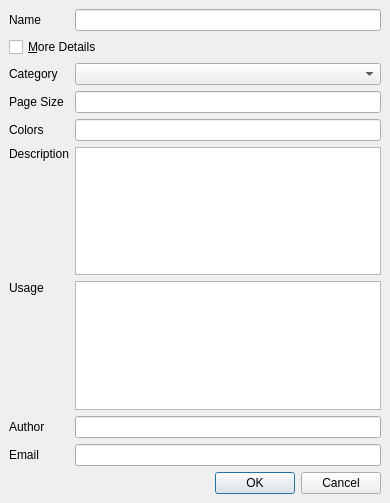
This is scribus/plugins/saveastemplateplugin/satdialog.ui in scribusproject/scribus as Qt 5 draws it before an edit. The edited form follows.
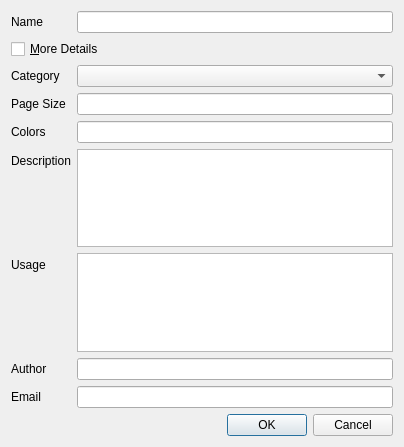
This is the edited form.

The edit to the form file:
```diff
--- a/scribus/plugins/saveastemplateplugin/satdialog.ui
+++ b/scribus/plugins/saveastemplateplugin/satdialog.ui
@@ -1,144 +1,159 @@
 <ui version="4.0" >
  <class>satdialog</class>
- <widget class="QDialog" name="satdialog" >
-  <property name="geometry" >
+ <widget class="QDialog" name="satdialog">
+  <property name="geometry">
    <rect>
     <x>0</x>
     <y>0</y>
-    <width>390</width>
-    <height>503</height>
+    <width>404</width>
+    <height>447</height>
    </rect>
   </property>
   <property name="windowTitle" >
    <string>Save as Template</string>
   </property>
-  <layout class="QGridLayout" >
-   <property name="margin" >
-    <number>9</number>
-   </property>
-   <property name="spacing" >
-    <number>6</number>
-   </property>
-   <item row="10" column="1" >
-    <widget class="QLineEdit" name="emailEdit" />
-   </item>
-   <item row="9" column="1" >
-    <widget class="QLineEdit" name="authorEdit" />
-   </item>
-   <item row="10" column="0" >
-    <widget class="QLabel" name="emailLabel" >
-     <property name="text" >
-      <string>Email</string>
-     </property>
-    </widget>
-   </item>
-   <item row="9" column="0" >
-    <widget class="QLabel" name="authorLabel" >
-     <property name="text" >
-      <string>Author</string>
-     </property>
-    </widget>
-   </item>
-   <item row="8" column="0" >
-    <spacer>
-     <property name="orientation" >
-      <enum>Qt::Vertical</enum>
-     </property>
-     <property name="sizeHint" >
-      <size>
-       <width>20</width>
-       <height>40</height>
-      </size>
-     </property>
-    </spacer>
-   </item>
-   <item row="6" column="0" >
-    <spacer>
-     <property name="orientation" >
-      <enum>Qt::Vertical</enum>
-     </property>
-     <property name="sizeHint" >
-      <size>
-       <width>20</width>
-       <height>40</height>
-      </size>
-     </property>
-    </spacer>
-   </item>
-   <item rowspan="2" row="7" column="1" >
-    <widget class="QTextEdit" name="usageEdit" />
-   </item>
-   <item rowspan="2" row="5" column="1" >
-    <widget class="QTextEdit" name="descrEdit" />
-   </item>
-   <item row="4" column="1" >
-    <widget class="QLineEdit" name="colorsEdit" />
-   </item>
-   <item row="3" column="1" >
-    <widget class="QLineEdit" name="psizeEdit" />
-   </item>
-   <item row="2" column="1" >
-    <widget class="QComboBox" name="catsCombo" />
-   </item>
-   <item row="0" column="1" >
-    <widget class="QLineEdit" name="nameEdit" />
-   </item>
-   <item row="1" column="0" colspan="2" >
-    <widget class="QCheckBox" name="detailButton" >
-     <property name="text" >
-      <string>&amp;More Details</string>
-     </property>
-    </widget>
-   </item>
-   <item row="0" column="0" >
-    <widget class="QLabel" name="label" >
-     <property name="text" >
+  <layout class="QFormLayout" name="formLayout">
+   <item row="0" column="0">
+    <widget class="QLabel" name="label">
+     <property name="text">
       <string>Name</string>
      </property>
     </widget>
    </item>
-   <item row="2" column="0" >
-    <widget class="QLabel" name="catsLabel" >
-     <property name="text" >
+   <item row="0" column="1">
+    <widget class="QLineEdit" name="nameEdit">
+     <property name="toolTip">
+      <string>Name of the document template</string>
+     </property>
+    </widget>
+   </item>
+   <item row="1" column="0" colspan="2">
+    <widget class="QCheckBox" name="detailButton">
+     <property name="toolTip">
+      <string>Show more details to describe the document template</string>
+     </property>
+     <property name="text">
+      <string>&amp;More Details</string>
+     </property>
+    </widget>
+   </item>
+   <item row="2" column="0">
+    <widget class="QLabel" name="catsLabel">
+     <property name="text">
       <string>Category</string>
      </property>
     </widget>
    </item>
-   <item row="3" column="0" >
-    <widget class="QLabel" name="psizeLabel" >
-     <property name="text" >
+   <item row="2" column="1">
+    <widget class="QComboBox" name="catsCombo">
+     <property name="toolTip">
+      <string>Category of the document template</string>
+     </property>
+    </widget>
+   </item>
+   <item row="3" column="0">
+    <widget class="QLabel" name="psizeLabel">
+     <property name="text">
       <string>Page Size</string>
      </property>
     </widget>
    </item>
-   <item row="4" column="0" >
-    <widget class="QLabel" name="colorsLabel" >
-     <property name="text" >
+   <item row="3" column="1">
+    <widget class="QLineEdit" name="psizeEdit">
+     <property name="toolTip">
+      <string>Page size of the document template</string>
+     </property>
+    </widget>
+   </item>
+   <item row="4" column="0">
+    <widget class="QLabel" name="colorsLabel">
+     <property name="text">
       <string>Colors</string>
      </property>
     </widget>
    </item>
-   <item row="5" column="0" >
-    <widget class="QLabel" name="descrLabel" >
-     <property name="text" >
+   <item row="4" column="1">
+    <widget class="QLineEdit" name="colorsEdit">
+     <property name="toolTip">
+      <string>Description of the color format of the document, or some hints regarding colors used</string>
+     </property>
+    </widget>
+   </item>
+   <item row="5" column="0">
+    <widget class="QLabel" name="descrLabel">
+     <property name="text">
       <string>Description</string>
      </property>
     </widget>
    </item>
-   <item row="7" column="0" >
-    <widget class="QLabel" name="usageLabel" >
-     <property name="text" >
+   <item row="5" column="1">
+    <widget class="QTextEdit" name="descrEdit">
+     <property name="sizePolicy">
+      <sizepolicy hsizetype="Expanding" vsizetype="Expanding">
+       <horstretch>0</horstretch>
+       <verstretch>0</verstretch>
+      </sizepolicy>
+     </property>
+     <property name="toolTip">
+      <string>Description of the document template</string>
+     </property>
+    </widget>
+   </item>
+   <item row="6" column="0">
+    <widget class="QLabel" name="usageLabel">
+     <property name="text">
       <string>Usage</string>
      </property>
     </widget>
    </item>
-   <item row="11" column="0" colspan="2" >
-    <widget class="QDialogButtonBox" name="buttonBox" >
-     <property name="orientation" >
+   <item row="6" column="1">
+    <widget class="QTextEdit" name="usageEdit">
+     <property name="sizePolicy">
+      <sizepolicy hsizetype="Expanding" vsizetype="Expanding">
+       <horstretch>0</horstretch>
+       <verstretch>0</verstretch>
+      </sizepolicy>
+     </property>
+     <property name="toolTip">
+      <string>Planned usage of the document template</string>
+     </property>
+    </widget>
+   </item>
+   <item row="7" column="0">
+    <widget class="QLabel" name="authorLabel">
+     <property name="text">
+      <string>Author</string>
+     </property>
+    </widget>
+   </item>
+   <item row="7" column="1">
+    <widget class="QLineEdit" name="authorEdit">
+     <property name="toolTip">
+      <string>Author of the document template</string>
+     </property>
+    </widget>
+   </item>
+   <item row="8" column="0">
+    <widget class="QLabel" name="emailLabel">
+     <property name="text">
+      <string>Email</string>
+     </property>
+    </widget>
+   </item>
+   <item row="8" column="1">
+    <widget class="QLineEdit" name="emailEdit">
+     <property name="toolTip">
+      <string>Email address of the author of the document template</string>
+     </property>
+    </widget>
+   </item>
+   <item row="9" column="0" colspan="2">
+    <widget class="QDialogButtonBox" name="buttonBox">
+     <property name="orientation">
       <enum>Qt::Horizontal</enum>
      </property>
-     <property name="standardButtons" >
-      <set>QDialogButtonBox::Cancel|QDialogButtonBox::NoButton|QDialogButtonBox::Ok</set>
+     <property name="standardButtons">
+      <set>QDialogButtonBox::Cancel|QDialogButtonBox::Ok</set>
      </property>
     </widget>
    </item>
```
Left out of the diff: 13 changed lines with no effect on the pictures.
